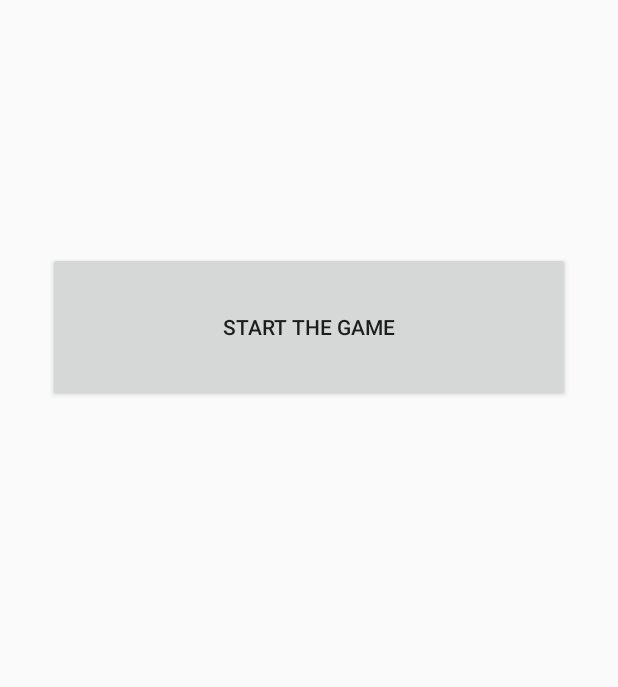
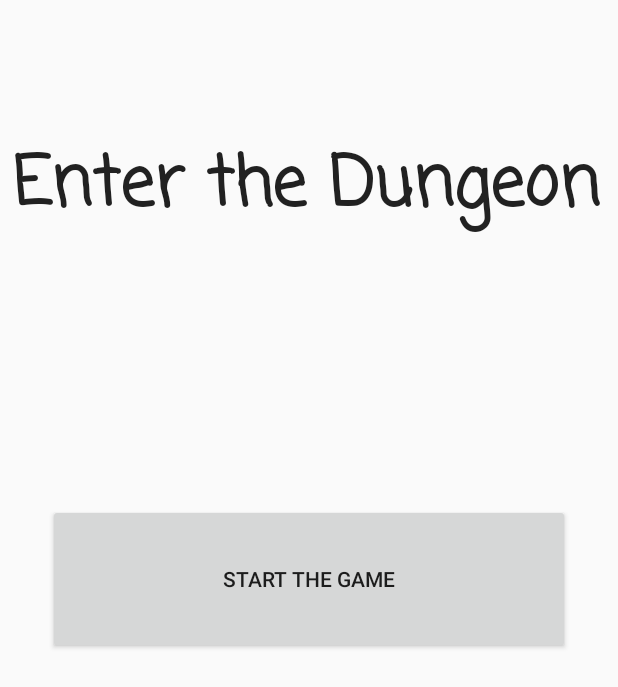
Before and after one commit to LVanRent/Dungeon, an Android app: the screen it shows after launch (AccueilActivity), on a phone screen of 412 x 824 dp. Shown: the top 687 px of the screen. Run offline under Robolectric (Android 15) with nearby library versions, the phone set to English and light mode, and no system bars.

```diff
--- a/app/src/main/java/com/example/dungeon/Hero.java
+++ b/app/src/main/java/com/example/dungeon/Hero.java
@@ -65,12 +65,12 @@ class Hero extends Character {
                 return 2;
             }
            /* if(super.getCurrentLevel()<4) {
-             */   Log.d("level", "" + super.getCurrentLevel());
+                Log.d("level", "" + super.getCurrentLevel());
                 hunger = 550;
                 //nextlevel();
                 Log.d("level added", "" + super.getCurrentLevel());
                 return -1;
-            //}
+            }*/
 
         }
         return -1;
--- a/app/src/main/res/layout/activity_accueil.xml
+++ b/app/src/main/res/layout/activity_accueil.xml
@@ -12,14 +12,43 @@
         android:layout_height="100dp"
         android:layout_marginStart="32dp"
         android:layout_marginLeft="32dp"
-        android:layout_marginTop="168dp"
+        android:layout_marginTop="336dp"
         android:layout_marginEnd="32dp"
         android:layout_marginRight="32dp"
+        android:layout_marginBottom="8dp"
         android:onClick="Main"
         android:text="@string/button_Main"
+        app:layout_constraintBottom_toBottomOf="parent"
         app:layout_constraintEnd_toEndOf="parent"
+        app:layout_constraintHorizontal_bias="1.0"
         app:layout_constraintStart_toStartOf="parent"
-        app:layout_constraintTop_toTopOf="parent" />
+        app:layout_constraintTop_toTopOf="parent"
+        app:layout_constraintVertical_bias="0.0" />
+
+    <TextView
+        android:id="@+id/textView2"
+        android:layout_width="0dp"
+        android:layout_height="wrap_content"
+        android:layout_marginStart="8dp"
+        android:layout_marginLeft="8dp"
+        android:layout_marginTop="8dp"
+        android:layout_marginEnd="8dp"
+        android:layout_marginRight="8dp"
+        android:layout_marginBottom="8dp"
+        android:fontFamily="casual"
+        android:text="Enter the Dungeon"
+        android:textAllCaps="false"
+        android:textAppearance="@style/TextAppearance.AppCompat.Body1"
+        android:textSize="45sp"
+        android:textStyle="bold"
+        android:typeface="normal"
+        android:visibility="visible"
+        app:layout_constraintBottom_toTopOf="@+id/button_Main"
+        app:layout_constraintEnd_toEndOf="parent"
+        app:layout_constraintHorizontal_bias="0.372"
+        app:layout_constraintStart_toStartOf="parent"
+        app:layout_constraintTop_toTopOf="parent"
+        app:layout_constraintVertical_bias="0.327" />
 
 
 </android.support.constraint.ConstraintLayout>
```
Also changed, not shown: app/src/main/java/com/example/dungeon/GameView.java (+24 -7 lines).
